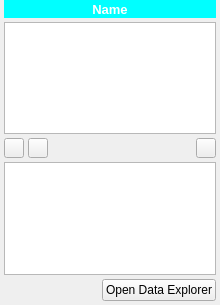
This is spinetoolbox/ui/subwindow_data_store.ui in spine-tools/Spine-Toolbox as Qt 5 draws it before an edit. The edited form follows.
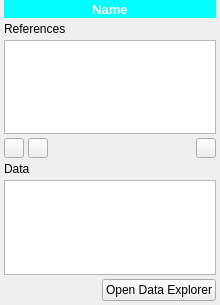
This is the edited form. Icons and pictures are not drawn.

```diff
--- a/spinetoolbox/ui/subwindow_data_store.ui
+++ b/spinetoolbox/ui/subwindow_data_store.ui
@@ -130,33 +130,35 @@
       </widget>
      </item>
      <item>
-      <widget class="QTreeView" name="treeView_references">
-       <property name="sizePolicy">
-        <sizepolicy hsizetype="Expanding" vsizetype="Expanding">
-         <horstretch>0</horstretch>
-         <verstretch>0</verstretch>
-        </sizepolicy>
+      <widget class="QLabel" name="label">
+       <property name="text">
+        <string>References</string>
        </property>
-       <property name="font">
-        <font>
-         <pointsize>8</pointsize>
-        </font>
+       <property name="alignment">
+        <set>Qt::AlignBottom|Qt::AlignLeading|Qt::AlignLeft</set>
        </property>
-       <property name="selectionMode">
-        <enum>QAbstractItemView::ExtendedSelection</enum>
+      </widget>
+     </item>
+     <item>
+      <widget class="QListView" name="listView_references">
+       <property name="iconSize">
+        <size>
+         <width>56</width>
+         <height>56</height>
+        </size>
        </property>
-       <property name="verticalScrollMode">
-        <enum>QAbstractItemView::ScrollPerPixel</enum>
+       <property name="movement">
+        <enum>QListView::Static</enum>
        </property>
-       <property name="indentation">
-        <number>5</number>
+       <property name="viewMode">
+        <enum>QListView::IconMode</enum>
        </property>
-       <property name="uniformRowHeights">
+       <property name="uniformItemSizes">
         <bool>true</bool>
        </property>
-       <attribute name="headerStretchLastSection">
+       <property name="wordWrap">
         <bool>true</bool>
-       </attribute>
+       </property>
       </widget>
      </item>
      <item>
@@ -284,33 +286,35 @@
       </layout>
      </item>
      <item>
-      <widget class="QTreeView" name="treeView_data">
-       <property name="sizePolicy">
-        <sizepolicy hsizetype="Expanding" vsizetype="Expanding">
-         <horstretch>0</horstretch>
-         <verstretch>0</verstretch>
-        </sizepolicy>
+      <widget class="QLabel" name="label_2">
+       <property name="text">
+        <string>Data</string>
        </property>
-       <property name="font">
-        <font>
-         <pointsize>8</pointsize>
-        </font>
+       <property name="alignment">
+        <set>Qt::AlignBottom|Qt::AlignLeading|Qt::AlignLeft</set>
        </property>
-       <property name="selectionMode">
-        <enum>QAbstractItemView::ExtendedSelection</enum>
+      </widget>
+     </item>
+     <item>
+      <widget class="QListView" name="listView_data">
+       <property name="iconSize">
+        <size>
+         <width>56</width>
+         <height>56</height>
+        </size>
        </property>
-       <property name="verticalScrollMode">
-        <enum>QAbstractItemView::ScrollPerPixel</enum>
+       <property name="movement">
+        <enum>QListView::Static</enum>
        </property>
-       <property name="indentation">
-        <number>5</number>
+       <property name="viewMode">
+        <enum>QListView::IconMode</enum>
        </property>
-       <property name="uniformRowHeights">
+       <property name="uniformItemSizes">
         <bool>true</bool>
        </property>
-       <attribute name="headerStretchLastSection">
+       <property name="wordWrap">
         <bool>true</bool>
-       </attribute>
+       </property>
       </widget>
      </item>
      <item>
```
Left out of the diff: 4 changed lines with no effect on the pictures.
